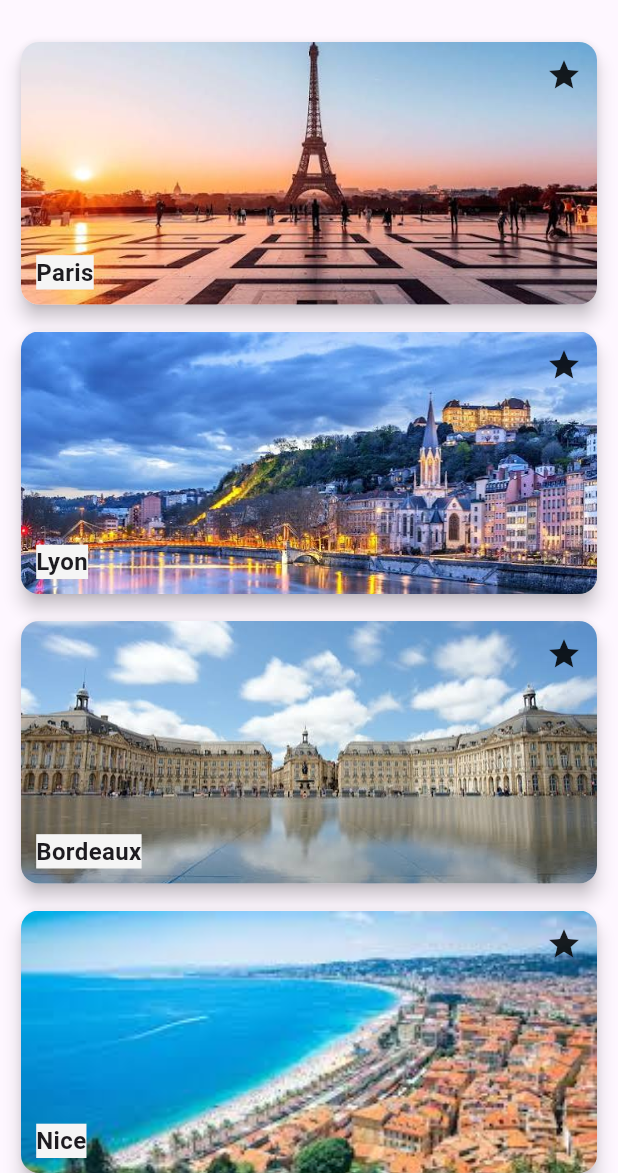
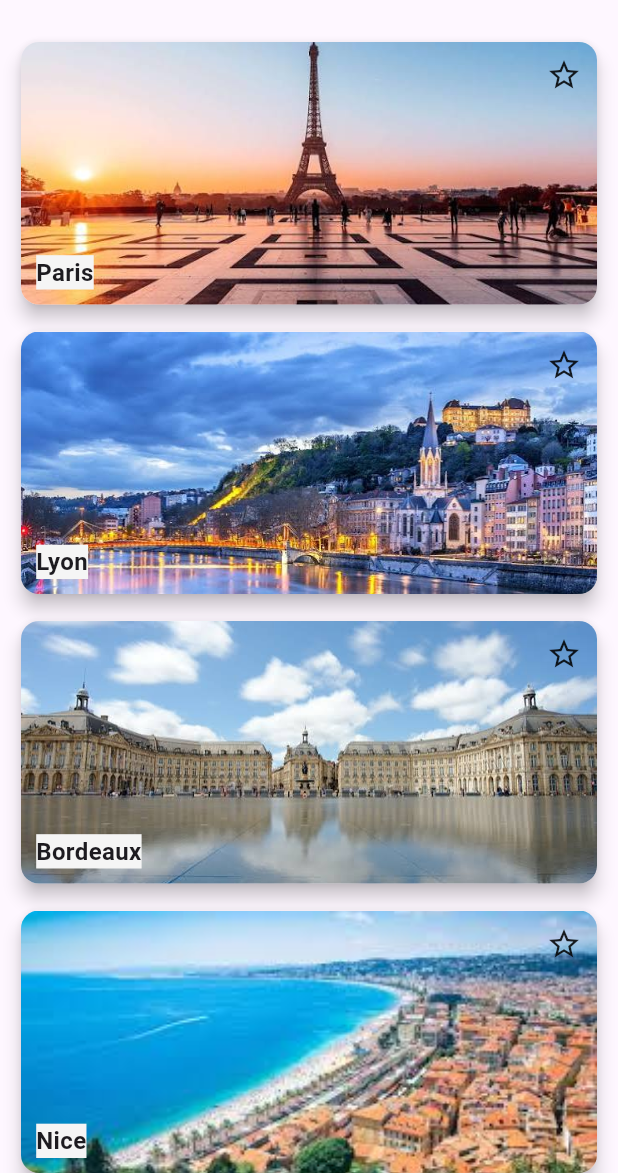
Before and after one commit to johannesmadja/dyma_app, a Flutter app: the screen it shows after launch, on a phone screen of 412 x 824 dp, the part 63-1236 px from its top. Run offline on Flutter 3.47's test engine with Material 3 defaults, Android fonts, the phone set to English and light mode, and no system bars.

Commit message:
Cha7 Lecon2_home

```diff
--- a/lib/app/app.dart
+++ b/lib/app/app.dart
@@ -1,5 +1,6 @@
 import 'package:flutter/material.dart';
 
+import '../core/routes/app_routes.dart';
 import '../features/home/home.dart';
 
 class MyApp extends StatelessWidget {
@@ -12,6 +13,7 @@ class MyApp extends StatelessWidget {
       debugShowCheckedModeBanner: false,
       title: 'Dyma App',
       theme: ThemeData(colorScheme: .fromSeed(seedColor: Colors.deepPurple)),
+      routes: AppRoutes.routes,
       home: const MyHomePage(title: 'Dyma Trip'),
     );
   }
--- /dev/null
+++ b/lib/core/routes/app_routes.dart
@@ -0,0 +1,10 @@
+import 'package:dyma_app/features/cities/presentation/pages/city_page.dart';
+import 'package:flutter/cupertino.dart';
+
+class AppRoutes {
+  static const cityDetail = '/city-detail';
+
+  static Map<String, WidgetBuilder> get routes {
+    return {cityDetail: (_) => const CityPage()};
+  }
+}
--- a/lib/core/widgets/app_card.dart
+++ b/lib/core/widgets/app_card.dart
@@ -1,3 +1,4 @@
+import 'package:dyma_app/core/routes/app_routes.dart';
 import 'package:dyma_app/features/cities/domain/entities/City.dart';
 import 'package:flutter/material.dart';
 
@@ -20,7 +21,13 @@ class AppCard extends StatelessWidget {
             Ink.image(
               fit: BoxFit.cover,
               image: AssetImage(city.imageUrl),
-              child: InkWell(onTap: onTap),
+              child: InkWell(
+                onTap: () => Navigator.pushNamed(
+                  context,
+                  AppRoutes.cityDetail,
+                  arguments: city,
+                ),
+              ),
             ),
             Positioned(
               bottom: 10,
@@ -38,7 +45,7 @@ class AppCard extends StatelessWidget {
               top: 10,
               right: 10,
               child: Icon(
-                city.isFavorite ? Icons.star_border_outlined : Icons.star,
+                city.isFavorite ? Icons.star : Icons.star_border_outlined,
               ),
             ),
           ],
--- a/pubspec.yaml
+++ b/pubspec.yaml
@@ -60,6 +60,7 @@ flutter:
   # To add assets to your application, add an assets section, like this:
   assets:
     - assets/images/
+    - assets/images/activity/
   #   - images/a_dot_ham.jpeg
 
   # An image asset can refer to one or more resolution-specific "variants", see
```
Also changed, not shown: lib/features/cities/data/models/activities_mock.dart (+5 -5 lines), lib/features/cities/presentation/pages/city_page.dart (+24 -1 lines), lib/features/cities/presentation/widgets/activity_card.dart (added, +17 -0 lines), assets/images/activity/catacombe.jpg (added), assets/images/activity/chaumont.jpg (added), assets/images/activity/dame.jpg (added), assets/images/activity/defense.jpg (added), assets/images/activity/effeil.jpg (added), assets/images/activity/louvre.jpg (added), assets/images/activity/luxembourg.jpg (added), assets/images/activity/mitterrand.jpg (added), assets/images/activity/montmartre.jpg (added).
